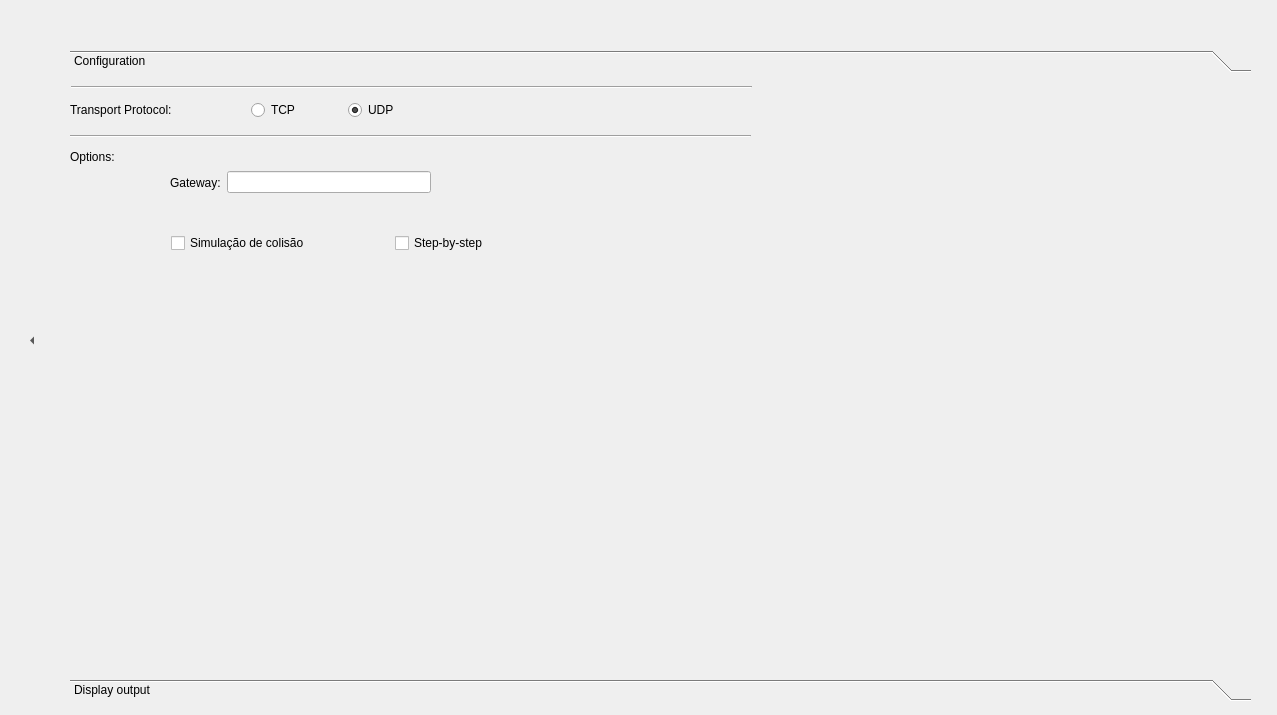
This is NEW/client.ui in thaisdb/TCC as Qt 5 draws it before an edit. The edited form follows.
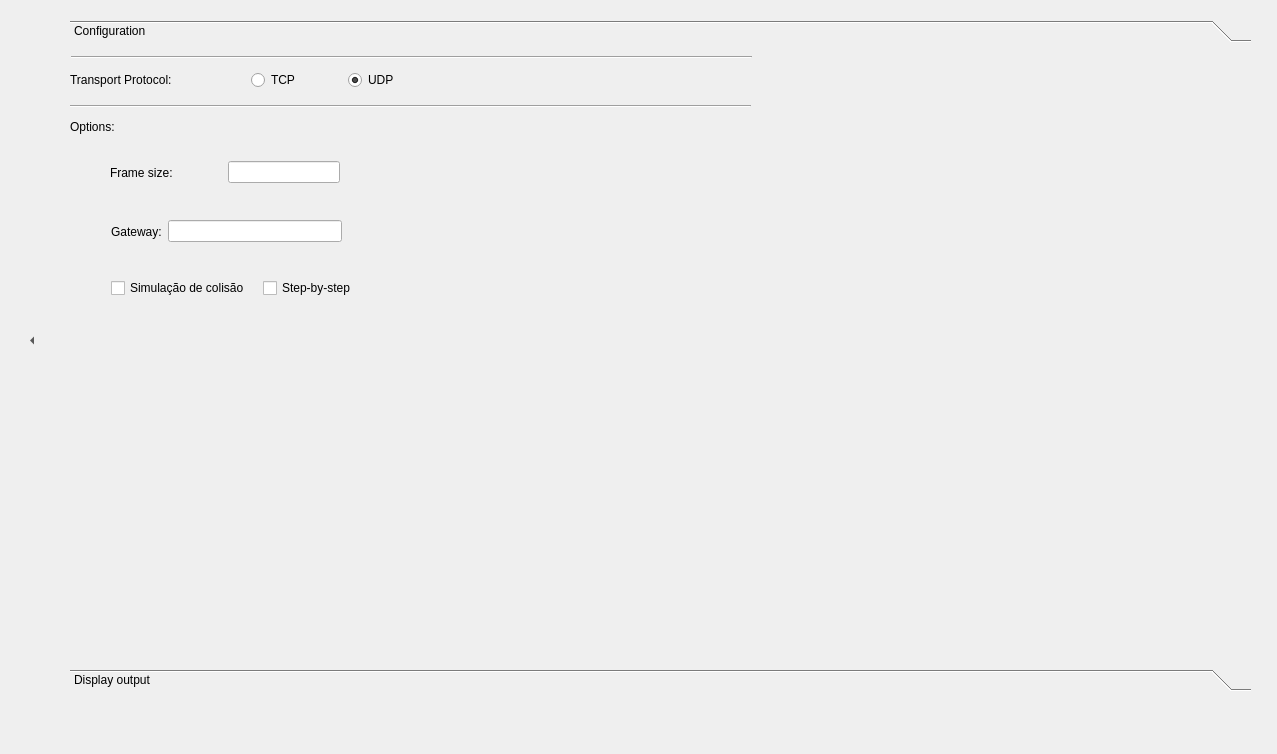
This is the edited form. The open tabs and pages were chosen to show the change.

```diff
--- a/NEW/client.ui
+++ b/NEW/client.ui
@@ -7,7 +7,7 @@
     <x>0</x>
     <y>0</y>
     <width>1277</width>
-    <height>715</height>
+    <height>754</height>
    </rect>
   </property>
   <property name="windowTitle">
@@ -17,9 +17,9 @@
    <property name="geometry">
     <rect>
      <x>70</x>
-     <y>50</y>
+     <y>20</y>
      <width>1181</width>
-     <height>651</height>
+     <height>671</height>
     </rect>
    </property>
    <property name="sizePolicy">
@@ -48,8 +48,8 @@
      <rect>
       <x>0</x>
       <y>0</y>
-      <width>1271</width>
-      <height>589</height>
+      <width>1181</width>
+      <height>609</height>
      </rect>
     </property>
     <property name="accessibleName">
@@ -139,9 +139,9 @@
     <widget class="QWidget" name="layoutWidget">
      <property name="geometry">
       <rect>
-       <x>101</x>
-       <y>153</y>
-       <width>441</width>
+       <x>41</x>
+       <y>228</y>
+       <width>297</width>
        <height>24</height>
       </rect>
      </property>
@@ -165,9 +165,9 @@
     <widget class="QWidget" name="horizontalLayoutWidget">
      <property name="geometry">
       <rect>
-       <x>100</x>
-       <y>90</y>
-       <width>261</width>
+       <x>41</x>
+       <y>169</y>
+       <width>231</width>
        <height>29</height>
       </rect>
      </property>
@@ -203,6 +203,41 @@
       </item>
      </layout>
     </widget>
+    <widget class="QWidget" name="horizontalLayoutWidget_4">
+     <property name="geometry">
+      <rect>
+       <x>40</x>
+       <y>110</y>
+       <width>230</width>
+       <height>29</height>
+      </rect>
+     </property>
+     <layout class="QHBoxLayout" name="horizontalLayout_7">
+      <item>
+       <widget class="QLabel" name="label_10">
+        <property name="sizePolicy">
+         <sizepolicy hsizetype="Minimum" vsizetype="Preferred">
+          <horstretch>0</horstretch>
+          <verstretch>0</verstretch>
+         </sizepolicy>
+        </property>
+        <property name="text">
+         <string>Frame size:</string>
+        </property>
+       </widget>
+      </item>
+      <item>
+       <widget class="QLineEdit" name="frameInput">
+        <property name="sizePolicy">
+         <sizepolicy hsizetype="Minimum" vsizetype="Fixed">
+          <horstretch>0</horstretch>
+          <verstretch>0</verstretch>
+         </sizepolicy>
+        </property>
+       </widget>
+      </item>
+     </layout>
+    </widget>
     <zorder>layoutWidget</zorder>
     <zorder>horizontalLayoutWidget</zorder>
     <zorder>line_2</zorder>
```
Left out of the diff: 63 changed lines with no effect on the pictures.
